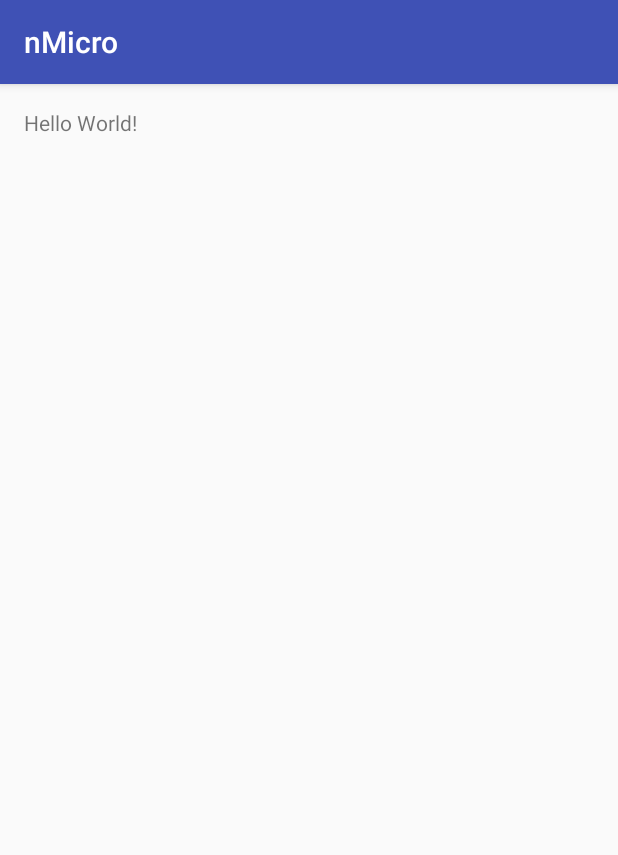
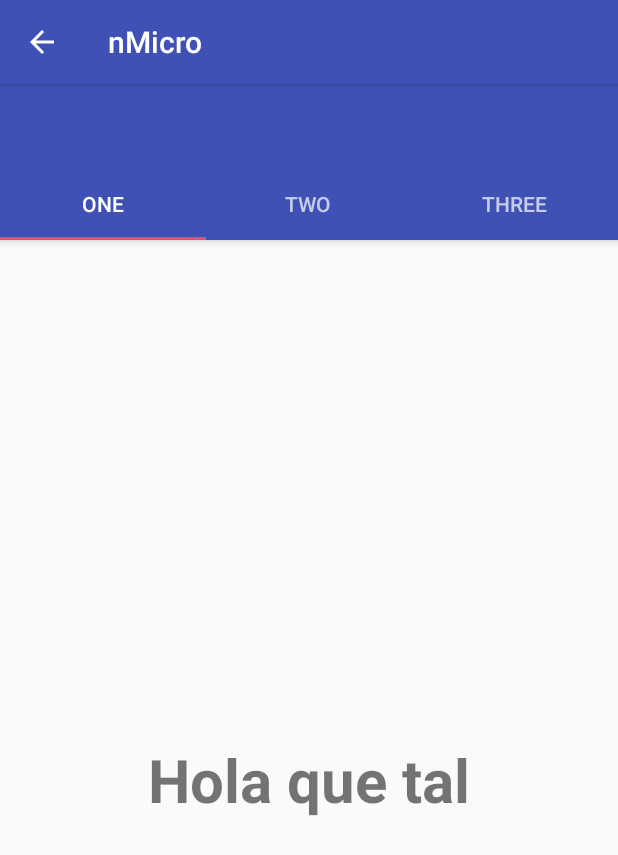
Before and after one commit to jhope2009/nMicro-Temuco, an Android app: the screen it shows after launch (MainActivity), on a phone screen of 412 x 824 dp. Shown: the top 855 px of the screen. Run offline under Robolectric (Android 15) with nearby library versions, the phone set to English and light mode, and no system bars; 1 statement that could not run was skipped.

Commit message:
Tabs agregados pero falta mucho por terminar, solo tiene una base para avanzar

```diff
--- a/app/build.gradle
+++ b/app/build.gradle
@@ -17,10 +17,18 @@ android {
             proguardFiles getDefaultProguardFile('proguard-android.txt'), 'proguard-rules.pro'
         }
     }
+    dexOptions {
+        incremental true
+    }
+    compileOptions {
+        sourceCompatibility JavaVersion.VERSION_1_7
+        targetCompatibility JavaVersion.VERSION_1_7
+    }
 }
 
 dependencies {
-    compile fileTree(dir: 'libs', include: ['*.jar'])
+    compile fileTree(include: ['*.jar'], dir: 'libs')
+    compile 'com.android.support:design:+'
     androidTestCompile('com.android.support.test.espresso:espresso-core:2.2.2', {
         exclude group: 'com.android.support', module: 'support-annotations'
     })
--- a/app/src/main/java/inf/uct/nmicro/MainActivity.java
+++ b/app/src/main/java/inf/uct/nmicro/MainActivity.java
@@ -1,14 +1,78 @@
 package inf.uct.nmicro;
 
-import android.support.v7.app.AppCompatActivity;
+
 import android.os.Bundle;
 
+import android.support.design.widget.TabLayout;
+import android.support.v4.app.Fragment;
+import android.support.v4.app.FragmentManager;
+import android.support.v4.app.FragmentPagerAdapter;
+import android.support.v4.view.ViewPager;
+import android.support.v7.app.AppCompatActivity;
+import android.support.v7.widget.Toolbar;
+
+import java.util.ArrayList;
+import java.util.List;
+
+import inf.uct.nmicro.fragments.FragmentMapa;
+
+
 public class MainActivity extends AppCompatActivity {
+    private Toolbar toolbar;
+    private TabLayout tabLayout;
+    private ViewPager viewPager;
 
     @Override
     protected void onCreate(Bundle savedInstanceState) {
         super.onCreate(savedInstanceState);
         setContentView(R.layout.activity_main);
 
+        toolbar = (Toolbar) findViewById(R.id.toolbar);
+        setSupportActionBar(toolbar);
+
+        getSupportActionBar().setDisplayHomeAsUpEnabled(true);
+
+        viewPager = (ViewPager) findViewById(R.id.viewpager);
+        setupViewPager(viewPager);
+
+        tabLayout = (TabLayout) findViewById(R.id.tabs);
+        tabLayout.setupWithViewPager(viewPager);
+    }
+
+    private void setupViewPager(ViewPager viewPager) {
+        ViewPagerAdapter adapter = new ViewPagerAdapter(getSupportFragmentManager());
+        adapter.addFragment(new FragmentMapa(), "ONE");
+        adapter.addFragment(new FragmentMapa(), "TWO");
+        adapter.addFragment(new FragmentMapa(), "THREE");
+        viewPager.setAdapter(adapter);
+    }
+
+    class ViewPagerAdapter extends FragmentPagerAdapter {
+        private final List<Fragment> mFragmentList = new ArrayList<>();
+        private final List<String> mFragmentTitleList = new ArrayList<>();
+
+        public ViewPagerAdapter(FragmentManager manager) {
+            super(manager);
+        }
+
+        @Override
+        public Fragment getItem(int position) {
+            return mFragmentList.get(position);
+        }
+
+        @Override
+        public int getCount() {
+            return mFragmentList.size();
+        }
+
+        public void addFragment(Fragment fragment, String title) {
+            mFragmentList.add(fragment);
+            mFragmentTitleList.add(title);
+        }
+
+        @Override
+        public CharSequence getPageTitle(int position) {
+            return mFragmentTitleList.get(position);
+        }
     }
 }
--- /dev/null
+++ b/app/src/main/java/inf/uct/nmicro/fragments/FragmentMapa.java
@@ -0,0 +1,32 @@
+package inf.uct.nmicro.fragments;
+
+/**
+ * Created by jairo on 9/28/2016.
+ */
+import android.os.Bundle;
+import android.support.v4.app.Fragment;
+import android.view.LayoutInflater;
+import android.view.View;
+import android.view.ViewGroup;
+
+import inf.uct.nmicro.R;
+
+public class FragmentMapa extends Fragment{
+
+        public FragmentMapa() {
+            // Required empty public constructor
+        }
+
+        @Override
+        public void onCreate(Bundle savedInstanceState) {
+            super.onCreate(savedInstanceState);
+        }
+
+        @Override
+        public View onCreateView(LayoutInflater inflater, ViewGroup container,
+                                 Bundle savedInstanceState) {
+            // Inflate the layout for this fragment
+            return inflater.inflate(R.layout.fragment_mapa, container, false);
+        }
+
+    }
--- a/app/src/main/res/layout/activity_main.xml
+++ b/app/src/main/res/layout/activity_main.xml
@@ -1,17 +1,33 @@
 <?xml version="1.0" encoding="utf-8"?>
-<RelativeLayout xmlns:android="http://schemas.android.com/apk/res/android"
-    xmlns:tools="http://schemas.android.com/tools"
-    android:id="@+id/activity_main"
+<android.support.design.widget.CoordinatorLayout xmlns:android="http://schemas.android.com/apk/res/android"
+    xmlns:app="http://schemas.android.com/apk/res-auto"
     android:layout_width="match_parent"
-    android:layout_height="match_parent"
-    android:paddingBottom="@dimen/activity_vertical_margin"
-    android:paddingLeft="@dimen/activity_horizontal_margin"
-    android:paddingRight="@dimen/activity_horizontal_margin"
-    android:paddingTop="@dimen/activity_vertical_margin"
-    tools:context="inf.uct.nmicro.MainActivity">
+    android:layout_height="match_parent">
 
-    <TextView
-        android:layout_width="wrap_content"
+    <android.support.design.widget.AppBarLayout
+        android:layout_width="match_parent"
         android:layout_height="wrap_content"
-        android:text="Hello World!" />
-</RelativeLayout>
+        android:theme="@style/ThemeOverlay.AppCompat.Dark.ActionBar">
+
+        <android.support.v7.widget.Toolbar
+            android:id="@+id/toolbar"
+            android:layout_width="match_parent"
+            android:layout_height="?attr/actionBarSize"
+            android:background="?attr/colorPrimary"
+            app:layout_scrollFlags="scroll|enterAlways"
+            app:popupTheme="@style/ThemeOverlay.AppCompat.Light" />
+
+        <android.support.design.widget.TabLayout
+            android:id="@+id/tabs"
+            android:layout_width="match_parent"
+            android:layout_height="wrap_content"
+            app:tabMode="fixed"
+            app:tabGravity="fill"/>
+    </android.support.design.widget.AppBarLayout>
+
+    <android.support.v4.view.ViewPager
+        android:id="@+id/viewpager"
+        android:layout_width="match_parent"
+        android:layout_height="match_parent"
+        app:layout_behavior="@string/appbar_scrolling_view_behavior"  />
+</android.support.design.widget.CoordinatorLayout>
--- /dev/null
+++ b/app/src/main/res/layout/fragment_mapa.xml
@@ -0,0 +1,16 @@
+<?xml version="1.0" encoding="utf-8"?>
+<RelativeLayout xmlns:android="http://schemas.android.com/apk/res/android"
+    xmlns:tools="http://schemas.android.com/tools"
+    android:layout_width="match_parent"
+    android:layout_height="match_parent"
+    tools:context="inf.uct.nmicro.fragments.FragmentMapa">
+
+    <TextView
+        android:layout_width="wrap_content"
+        android:layout_height="wrap_content"
+        android:text="Hola que tal"
+        android:textSize="40dp"
+        android:textStyle="bold"
+        android:layout_centerInParent="true"/>
+
+</RelativeLayout>
```
